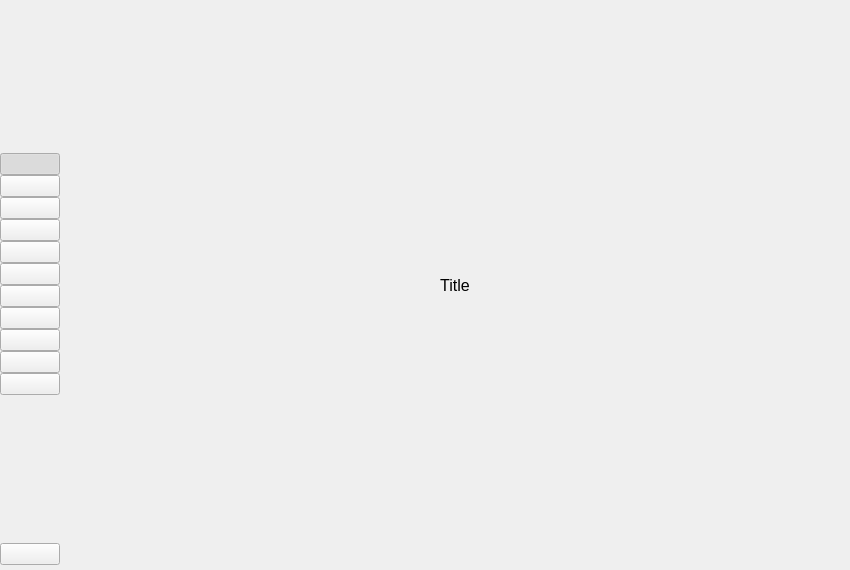
First picture: the form in stacer/app.ui, repository s4solutionsllc/Nexis, before the edit.
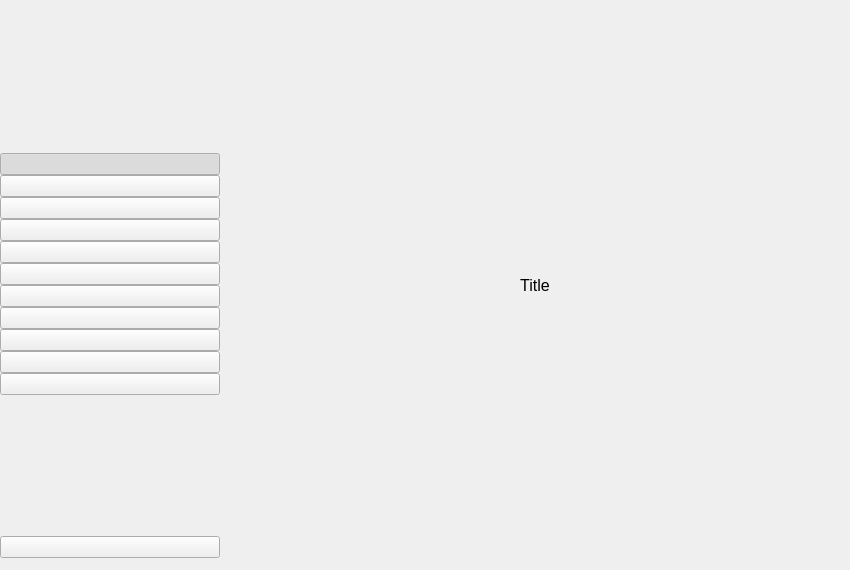
Second picture: the form after the edit. Icons and pictures are not drawn.

The edit to the form file:
```diff
--- a/stacer/app.ui
+++ b/stacer/app.ui
@@ -47,13 +47,13 @@
       </property>
       <property name="minimumSize">
        <size>
-        <width>60</width>
+        <width>220</width>
         <height>0</height>
        </size>
       </property>
       <property name="maximumSize">
        <size>
-        <width>60</width>
+        <width>220</width>
         <height>16777215</height>
        </size>
       </property>
@@ -68,13 +68,13 @@
         <number>0</number>
        </property>
        <property name="topMargin">
-        <number>5</number>
+        <number>12</number>
        </property>
        <property name="rightMargin">
         <number>0</number>
        </property>
        <property name="bottomMargin">
-        <number>5</number>
+        <number>12</number>
        </property>
        <item>
         <spacer name="verticalSpacer_2">
```
